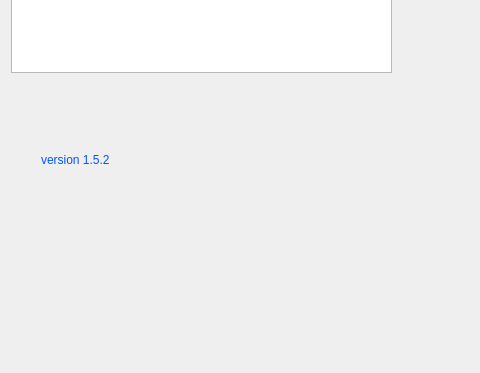
Above: ui/Fachurnik_C.ui from michalmielc/fachurnik_qt_cpp before the change; both pictures show x 0 to 480 and y 396 to 769 of the 1405 by 769 pixel window. Below: the same form after it.
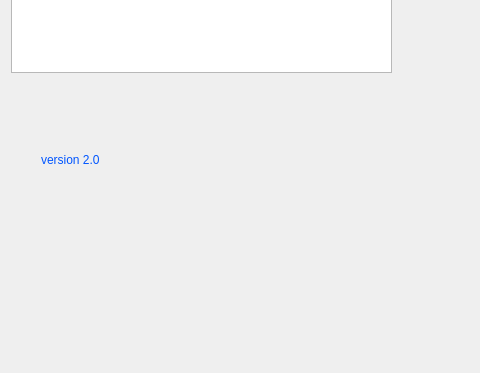
That is the form after the change. The open tabs and pages were chosen to show the change.

Diff of the .ui file:
```diff
--- a/ui/Fachurnik_C.ui
+++ b/ui/Fachurnik_C.ui
@@ -5115,7 +5115,7 @@
 font: 700 11pt &quot;Bahnschrift&quot;;</string>
         </property>
         <property name="text">
-         <string>&lt;html&gt;&lt;head/&gt;&lt;body&gt;&lt;p&gt;version 1.5.2&lt;/p&gt;&lt;/body&gt;&lt;/html&gt;</string>
+         <string>&lt;html&gt;&lt;head/&gt;&lt;body&gt;&lt;p&gt;version 2.0&lt;/p&gt;&lt;/body&gt;&lt;/html&gt;</string>
         </property>
        </widget>
       </widget>
```
Left out of the diff: 2 changed lines with no effect on the pictures.
